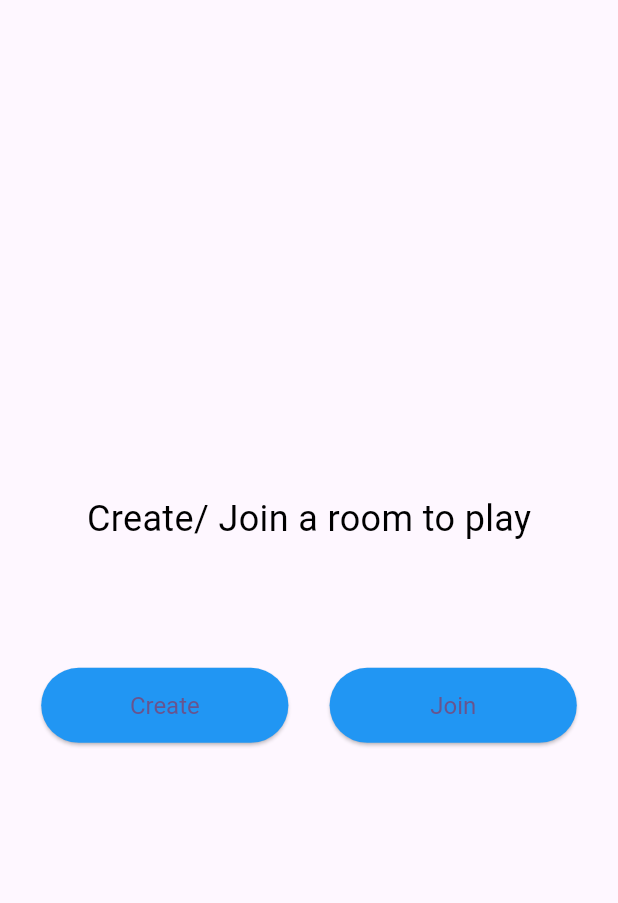
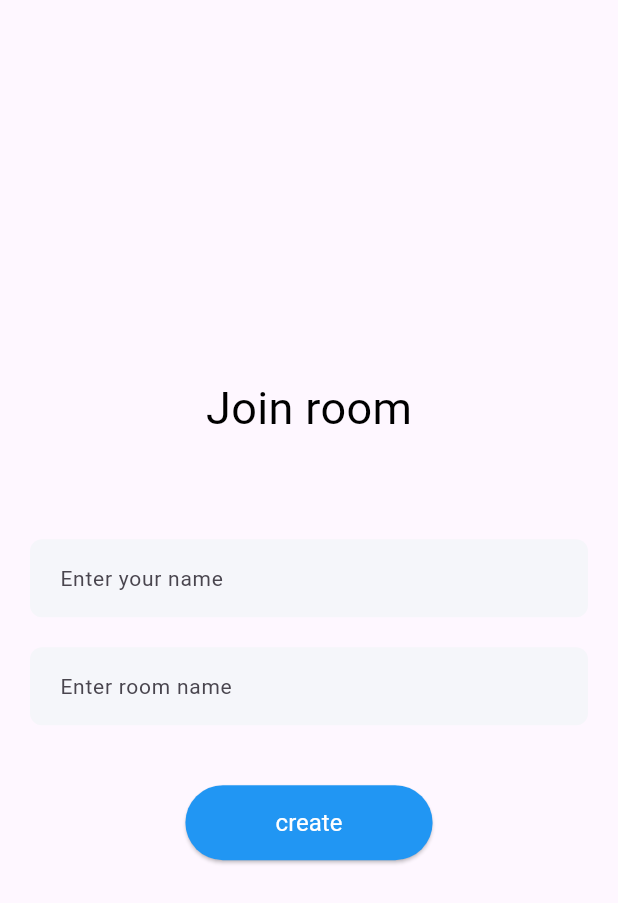
Before and after one commit to nishantxoxo/scribblegame, a Flutter app: the screen it shows after launch, after a tap on "Join", on a phone screen of 412 x 824 dp. Shown: the top 903 px of the screen. Run offline on Flutter 3.47's test engine with Material 3 defaults, Android fonts, the phone set to English and light mode, and no system bars.

Commit message:
added join room screen

```diff
--- a/lib/screens/home_screen.dart
+++ b/lib/screens/home_screen.dart
@@ -1,5 +1,6 @@
 import 'package:flutter/material.dart';
 import 'package:scribble_guesser_app/screens/create_room_screen.dart';
+import 'package:scribble_guesser_app/screens/join_room_screen.dart';
 
 class HomeScreen extends StatefulWidget {
   const HomeScreen({super.key});
@@ -40,7 +41,7 @@ class _HomeScreenState extends State<HomeScreen> {
                 ),
                 child: Text(
                   "Create",
-                  style: TextStyle(fontSize: 16),
+                  style: TextStyle(fontSize: 16, color: Colors.white),
                 ),
               ),
               ElevatedButton(
@@ -48,11 +49,17 @@ class _HomeScreenState extends State<HomeScreen> {
                   minimumSize: Size(MediaQuery.sizeOf(context).width / 2.5, 50),
                   backgroundColor: Colors.blue,
                   textStyle: TextStyle(color: Colors.white),
+
                 ),
-                onPressed: () {},
+                onPressed: ()=> Navigator.push(
+                  context,
+                  MaterialPageRoute(
+                    builder: (context) => JoinRoomScreen(),
+                  ),
+                ),
                 child: Text(
                   "Join",
-                  style: TextStyle(fontSize: 16),
+                  style: TextStyle(fontSize: 16, color: Colors.white),
                 ),
               )
             ],
--- /dev/null
+++ b/lib/screens/join_room_screen.dart
@@ -0,0 +1,69 @@
+import 'package:flutter/material.dart';
+import 'package:scribble_guesser_app/widgets/custom_text_field.dart';
+
+class JoinRoomScreen extends StatefulWidget {
+  const JoinRoomScreen({super.key});
+
+  @override
+  State<JoinRoomScreen> createState() => _JoinRoomScreenState();
+}
+
+class _JoinRoomScreenState extends State<JoinRoomScreen> {
+  final TextEditingController _nameController = TextEditingController();
+  final TextEditingController _roomNameController = TextEditingController();
+  late String? _maxRoundsValue;
+  late String? _roomSizeValue;
+
+  @override
+  Widget build(BuildContext context) {
+    return Scaffold(
+      body: Column(
+        mainAxisAlignment: MainAxisAlignment.center,
+        children: [
+          Text(
+            "Join room",
+            style: TextStyle(fontSize: 30, color: Colors.black),
+          ),
+          SizedBox(
+            height: MediaQuery.sizeOf(context).height * 0.08,
+          ),
+          Container(
+            margin: EdgeInsets.symmetric(
+              horizontal: 20,
+            ),
+            child: CustomTextField(
+              Controller: _nameController,
+              hint: "Enter your name",
+            ),
+          ),
+          SizedBox(
+            height: 20,
+          ),
+          Container(
+            margin: EdgeInsets.symmetric(
+              horizontal: 20,
+            ),
+            child: CustomTextField(
+              Controller: _roomNameController,
+              hint: "Enter room name",
+            ),
+          ),
+
+          SizedBox(height: 40),
+          ElevatedButton(
+            style: ElevatedButton.styleFrom(
+              minimumSize: Size(MediaQuery.sizeOf(context).width / 2.5, 50),
+              backgroundColor: Colors.blue,
+              textStyle: TextStyle(color: Colors.white),
+            ),
+            onPressed: () {},
+            child: Text(
+              "create",
+              style: TextStyle(color: Colors.white, fontSize: 16),
+            ),
+          )
+        ],
+      ),
+    );
+  }
+}
--- a/lib/widgets/custom_text_field.dart
+++ b/lib/widgets/custom_text_field.dart
@@ -20,7 +20,7 @@ class CustomTextField extends StatelessWidget {
         ),
         contentPadding: EdgeInsets.symmetric(horizontal: 16, vertical: 14),
         filled: true,
-        fillColor: Color(0xffF5F5FA),
+        fillColor: Color(0xffF5F6FA),
         hintText: hint,
         hintStyle: TextStyle(fontSize: 14, fontWeight: FontWeight.w400)
       ),
```
Also changed, not shown: lib/screens/create_room_screen.dart (+57 -1 lines).
